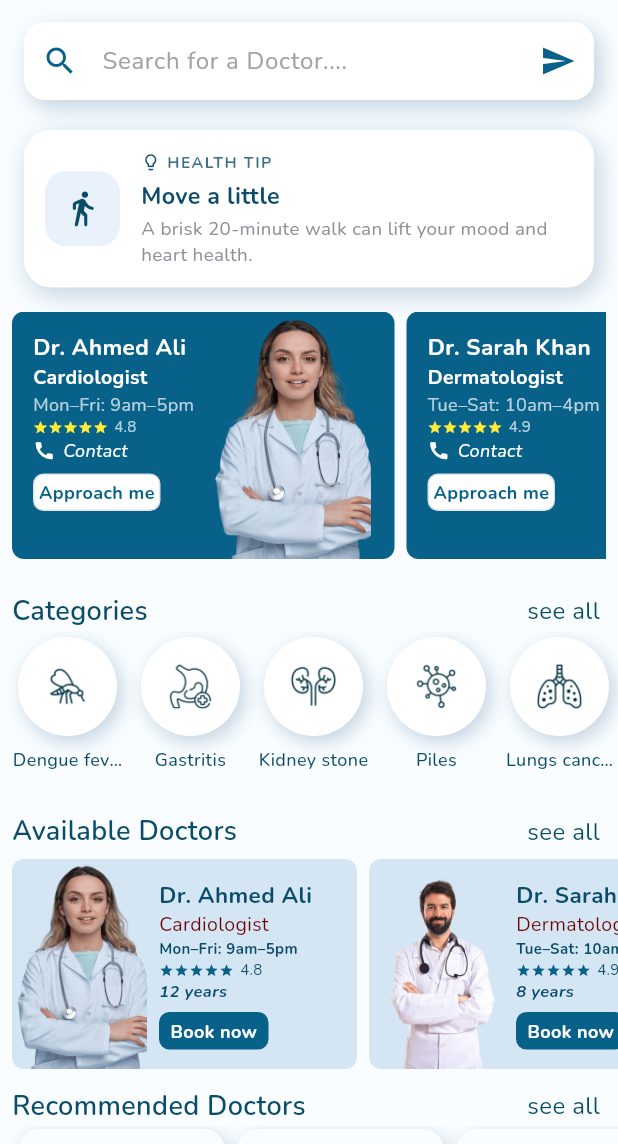
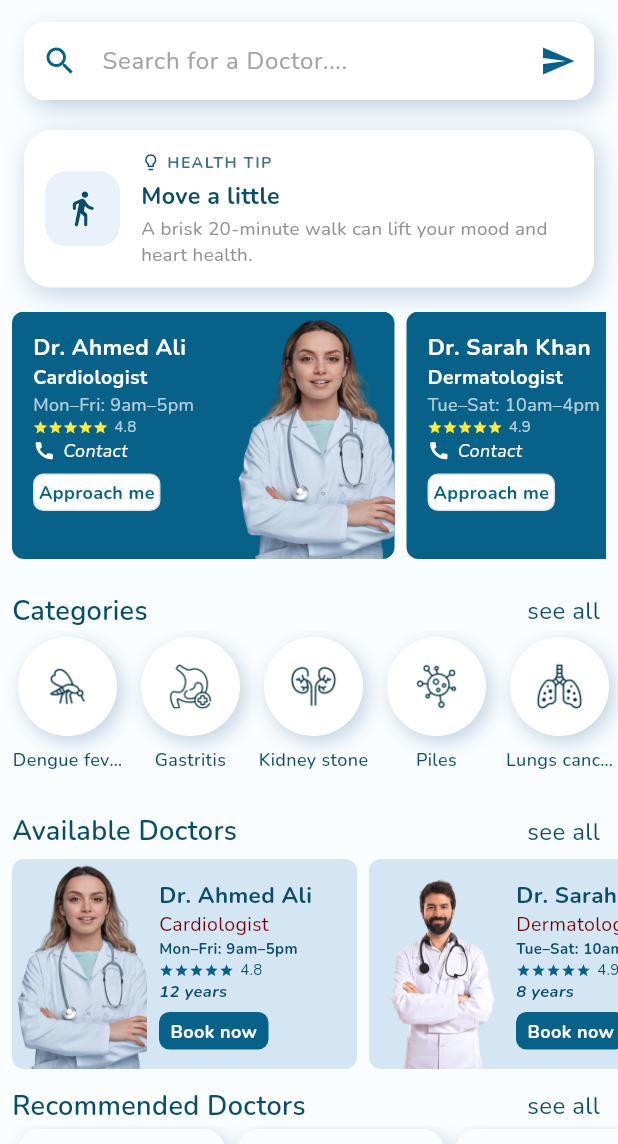
Before and after one commit to ZunairaMughal24/doctor_appointment, a Flutter app: the _HomeView screen opened directly, on a phone screen of 412 x 824 dp, the part 92-1236 px from its top. Run offline on Flutter 3.47's test engine with Material 3 defaults, Android fonts, the light colour scheme and no system bars; our stand-ins replace cloud_firestore, dartz, equatable, firebase_auth, firebase_core, flutter_bloc and 7 more; missing offline and left inert: google_mlkit_face_detection; accounts and stored records are empty.

Commit message:
feat: enhance doctor card widgets with text overflow handling and layout adjustments

```diff
--- a/lib/features/doctors/presentation/widgets/home_doctor_cards.dart
+++ b/lib/features/doctors/presentation/widgets/home_doctor_cards.dart
@@ -28,12 +28,18 @@ class DoctorCardFeatured extends StatelessWidget {
         crossAxisAlignment: CrossAxisAlignment.start,
         children: [
           Text(name,
+              maxLines: 1,
+              overflow: TextOverflow.ellipsis,
               style: const TextStyle(
                   fontSize: 15, color: Colors.white, fontWeight: FontWeight.bold)),
           Text(speciality,
+              maxLines: 1,
+              overflow: TextOverflow.ellipsis,
               style: const TextStyle(
                   fontSize: 13, fontWeight: FontWeight.w700, color: Colors.white)),
           Text(availability,
+              maxLines: 1,
+              overflow: TextOverflow.ellipsis,
               style: const TextStyle(fontSize: 12, color: Colors.white70)),
           _StarRow(rating: rating, color: Colors.yellow, textColor: Colors.white70),
           const Row(children: [
@@ -92,15 +98,23 @@ class DoctorCardAvailable extends StatelessWidget {
         mainAxisAlignment: MainAxisAlignment.center,
         children: [
           Text(name,
+              maxLines: 1,
+              overflow: TextOverflow.ellipsis,
               style: const TextStyle(
                   fontSize: 15, color: AppColors.primary, fontWeight: FontWeight.bold)),
           Text(speciality,
+              maxLines: 1,
+              overflow: TextOverflow.ellipsis,
               style: const TextStyle(fontSize: 13, color: AppColors.textRed)),
           Text(availability,
+              maxLines: 1,
+              overflow: TextOverflow.ellipsis,
               style: const TextStyle(
                   fontSize: 10, fontWeight: FontWeight.bold, color: AppColors.primary)),
           _StarRow(rating: rating, color: AppColors.primaryDark, textColor: AppColors.primary),
           Text(experience,
+              maxLines: 1,
+              overflow: TextOverflow.ellipsis,
               style: const TextStyle(
                   fontSize: 11,
                   fontWeight: FontWeight.bold,
@@ -259,8 +273,12 @@ class _StarRow extends StatelessWidget {
 
   @override
   Widget build(BuildContext context) {
-    return Row(children: [
+    // mainAxisSize.min so the row shrinks to its content — this lets it follow
+    // the parent column's alignment (centered on the Recommended card, instead
+    // of stretching full width and pinning the stars to the left).
+    return Row(mainAxisSize: MainAxisSize.min, children: [
       Row(
+          mainAxisSize: MainAxisSize.min,
           children: List.generate(
               5,
               (i) => Icon(
--- a/lib/features/doctors/presentation/widgets/home_sections.dart
+++ b/lib/features/doctors/presentation/widgets/home_sections.dart
@@ -114,13 +114,15 @@ class FeaturedDoctorsSection extends StatelessWidget {
                     width: 255,
                     child: Row(
                       children: [
-                        Padding(
+                        Expanded(
+                          child: Padding(
                             padding: const EdgeInsets.only(left: 6),
                             child: DoctorCardFeatured(
                               name: doctor.name,
                               speciality: doctor.speciality,
                               rating: doctor.rating,
                               availability: doctor.availability,
+                            ),
                           ),
                         ),
                         SizedBox(
@@ -302,12 +304,14 @@ class AvailableDoctorsSection extends StatelessWidget {
                                 ? Image.network(doctor.imageUrl!, fit: BoxFit.cover)
                                 : Image.asset(AppAssets.avatarForDoctor(doctor.id), fit: BoxFit.cover),
                           ),
-                          DoctorCardAvailable(
+                          Expanded(
+                            child: DoctorCardAvailable(
                               name: doctor.name,
                               speciality: doctor.speciality,
                               rating: doctor.rating,
                               availability: doctor.availability,
                               experience: doctor.experience,
+                            ),
                           ),
                         ],
                       ),
```
Lines whose indentation alone changed are shown as unchanged.
